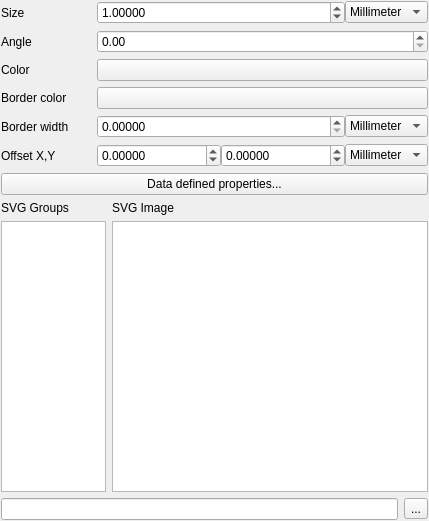
Old version of the form src/ui/symbollayer/widget_svgmarker.ui in the repository qgis/QGIS.
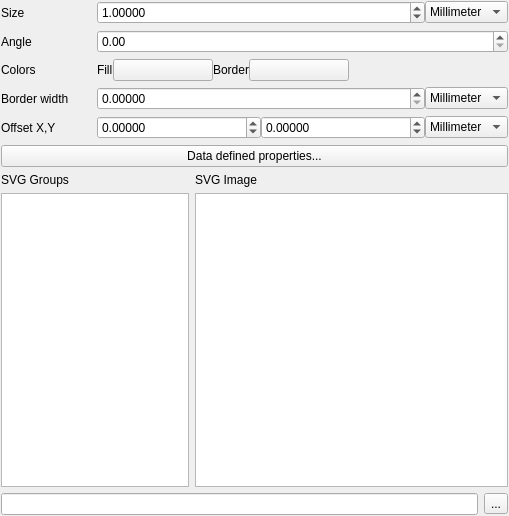
New version of the form. Custom widgets are drawn as their Qt base class.

Diff of the .ui file:
```diff
--- a/src/ui/symbollayer/widget_svgmarker.ui
+++ b/src/ui/symbollayer/widget_svgmarker.ui
@@ -6,8 +6,8 @@
    <rect>
     <x>0</x>
     <y>0</y>
-    <width>429</width>
-    <height>521</height>
+    <width>509</width>
+    <height>516</height>
    </rect>
   </property>
   <property name="windowTitle">
@@ -35,7 +35,7 @@
     <widget class="QTreeView" name="viewGroups">
      <property name="sizePolicy">
       <sizepolicy hsizetype="Expanding" vsizetype="Expanding">
-       <horstretch>1</horstretch>
+       <horstretch>3</horstretch>
        <verstretch>1</verstretch>
       </sizepolicy>
      </property>
@@ -45,7 +45,7 @@
     <widget class="QListView" name="viewImages">
      <property name="sizePolicy">
       <sizepolicy hsizetype="Expanding" vsizetype="Expanding">
-       <horstretch>3</horstretch>
+       <horstretch>5</horstretch>
        <verstretch>1</verstretch>
       </sizepolicy>
      </property>
@@ -106,6 +106,9 @@
      <property name="fieldGrowthPolicy">
       <enum>QFormLayout::AllNonFixedFieldsGrow</enum>
      </property>
+     <property name="labelAlignment">
+      <set>Qt::AlignLeading|Qt::AlignLeft|Qt::AlignTop</set>
+     </property>
      <property name="horizontalSpacing">
       <number>28</number>
      </property>
@@ -182,30 +185,90 @@
      <item row="2" column="0">
       <widget class="QLabel" name="mColorLabel">
        <property name="text">
-        <string>Color</string>
+        <string>Colors</string>
        </property>
       </widget>
      </item>
      <item row="2" column="1">
-      <widget class="QgsColorButton" name="mChangeColorButton">
-       <property name="text">
-        <string/>
-       </property>
-      </widget>
-     </item>
-     <item row="3" column="0">
-      <widget class="QLabel" name="mBorderColorLabel">
-       <property name="text">
-        <string>Border color</string>
-       </property>
-      </widget>
-     </item>
-     <item row="3" column="1">
-      <widget class="QgsColorButton" name="mChangeBorderColorButton">
-       <property name="text">
-        <string/>
-       </property>
-      </widget>
+      <layout class="QHBoxLayout" name="horizontalLayout_3">
+       <item>
+        <widget class="QLabel" name="label_6">
+         <property name="sizePolicy">
+          <sizepolicy hsizetype="Maximum" vsizetype="Preferred">
+           <horstretch>0</horstretch>
+           <verstretch>0</verstretch>
+          </sizepolicy>
+         </property>
+         <property name="text">
+          <string>Fill</string>
+         </property>
+        </widget>
+       </item>
+       <item>
+        <widget class="QgsColorButton" name="mChangeColorButton">
+         <property name="minimumSize">
+          <size>
+           <width>100</width>
+           <height>0</height>
+          </size>
+         </property>
+         <property name="maximumSize">
+          <size>
+           <width>100</width>
+           <height>16777215</height>
+          </size>
+         </property>
+         <property name="text">
+          <string/>
+         </property>
+        </widget>
+       </item>
+       <item>
+        <widget class="QLabel" name="mBorderColorLabel">
+         <property name="sizePolicy">
+          <sizepolicy hsizetype="Maximum" vsizetype="Preferred">
+           <horstretch>0</horstretch>
+           <verstretch>0</verstretch>
+          </sizepolicy>
+         </property>
+         <property name="text">
+          <string>Border</string>
+         </property>
+        </widget>
+       </item>
+       <item>
+        <widget class="QgsColorButton" name="mChangeBorderColorButton">
+         <property name="minimumSize">
+          <size>
+           <width>100</width>
+           <height>0</height>
+          </size>
+         </property>
+         <property name="maximumSize">
+          <size>
+           <width>100</width>
+           <height>16777215</height>
+          </size>
+         </property>
+         <property name="text">
+          <string/>
+         </property>
+        </widget>
+       </item>
+       <item>
+        <spacer name="horizontalSpacer">
+         <property name="orientation">
+          <enum>Qt::Horizontal</enum>
+         </property>
+         <property name="sizeHint" stdset="0">
+          <size>
+           <width>40</width>
+           <height>20</height>
+          </size>
+         </property>
+        </spacer>
+       </item>
+      </layout>
      </item>
      <item row="4" column="0">
       <widget class="QLabel" name="mBorderWidthLabel">
```
